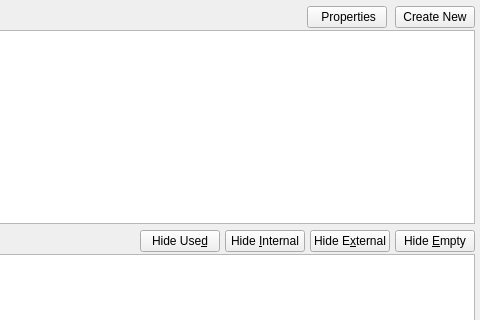
The window that BlockSettleUILib/WalletsWidget.ui (BlockSettle/terminal) describes before a commit, drawn with Qt 5; both pictures show x 160 to 640 and y 0 to 320 of the 640 by 453 pixel window.
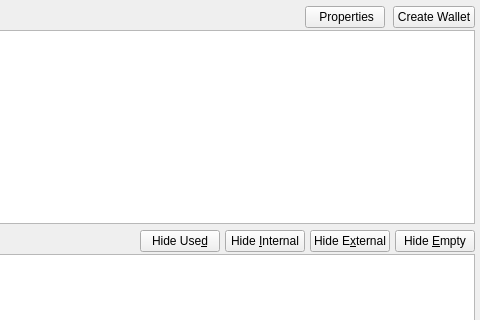
The same window after the commit. Custom widgets are drawn as their Qt base class.

```diff
--- a/BlockSettleUILib/WalletsWidget.ui
+++ b/BlockSettleUILib/WalletsWidget.ui
@@ -348,7 +348,7 @@
               </size>
              </property>
              <property name="text">
-              <string>Create New</string>
+              <string>Create Wallet</string>
              </property>
             </widget>
            </item>
```
